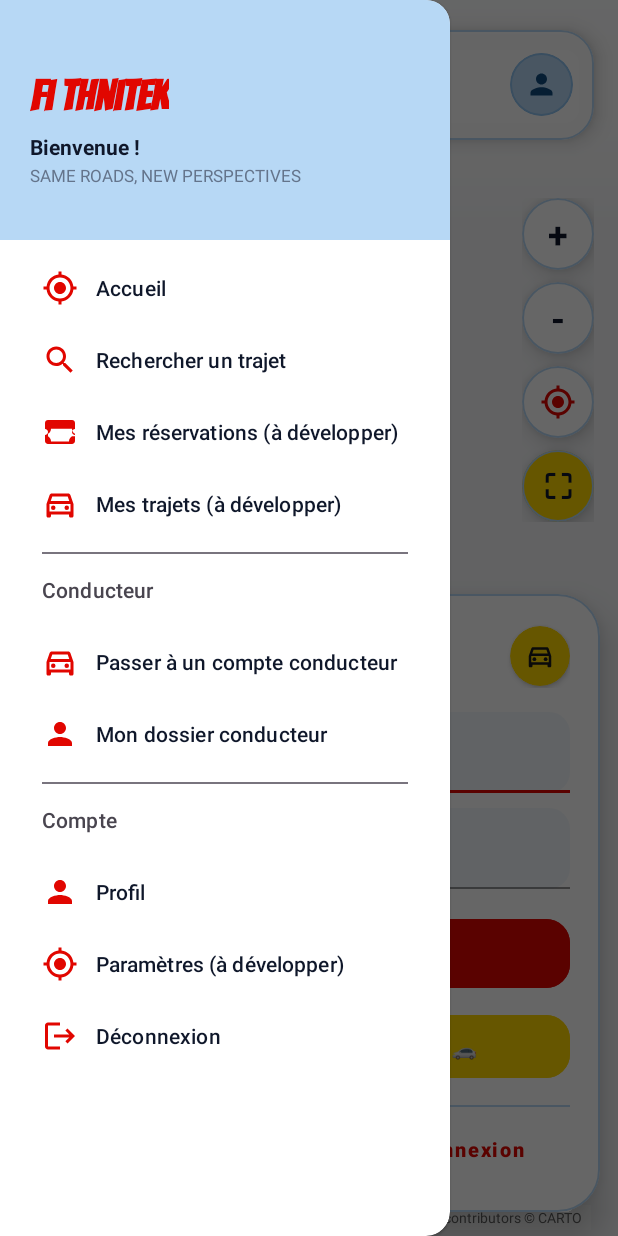
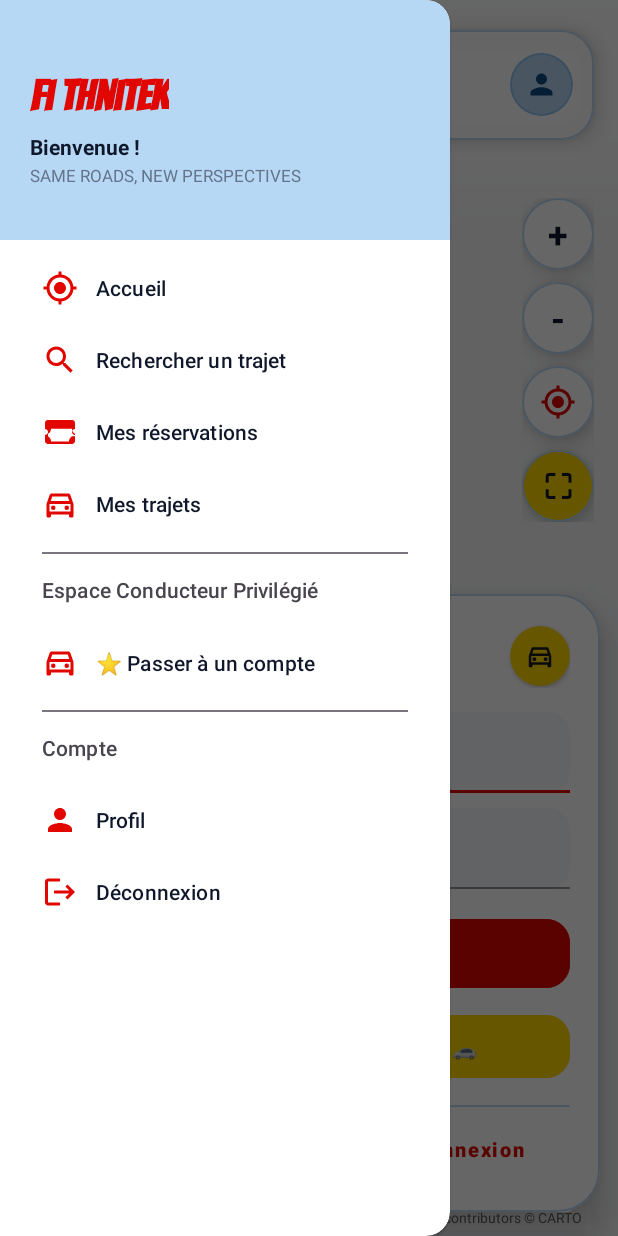
Before and after one commit to Aziz140705/Fi_Thinitek, an Android app: the PassagerActivity screen opened directly, with no data from a screen before it, with the side drawer open, on a phone screen of 412 x 824 dp. Run offline under Robolectric (Android 15) with nearby library versions, the phone set to English and light mode, and no system bars; libraries missing offline, so code that uses them is left out: org.maplibre.android; plain views replace MapView; Roboto replaces fonts that are not available here; 3 statements that could not run were skipped.

Commit message:
fix(mobile): inflate layouts in sub-activities and highlight 'Passer a un compte conducteur' in drawer

```diff
--- a/mobile/app/src/main/res/menu/drawer_menu.xml
+++ b/mobile/app/src/main/res/menu/drawer_menu.xml
@@ -1,22 +1,43 @@
 <?xml version="1.0" encoding="utf-8"?>
 <menu xmlns:android="http://schemas.android.com/apk/res/android">
     <group android:checkableBehavior="single">
-        <item android:id="@+id/nav_accueil" android:icon="@drawable/ic_my_location" android:title="Accueil" />
-        <item android:id="@+id/nav_rechercher" android:icon="@drawable/ic_search_magnifier" android:title="Rechercher un trajet" />
-        <item android:id="@+id/nav_reservations" android:icon="@drawable/ic_ticket_history" android:title="Mes réservations (à développer)" />
-        <item android:id="@+id/nav_trajets" android:icon="@drawable/ic_car" android:title="Mes trajets (à développer)" />
+        <item
+            android:id="@+id/nav_accueil"
+            android:icon="@drawable/ic_my_location"
+            android:title="Accueil" />
+        <item
+            android:id="@+id/nav_rechercher"
+            android:icon="@drawable/ic_search_magnifier"
+            android:title="Rechercher un trajet" />
+        <item
+            android:id="@+id/nav_reservations"
+            android:icon="@drawable/ic_ticket_history"
+            android:title="Mes réservations" />
+        <item
+            android:id="@+id/nav_trajets"
+            android:icon="@drawable/ic_car"
+            android:title="Mes trajets" />
     </group>
-    <item android:title="Conducteur">
+
+    <item android:title="Espace Conducteur Privilégié">
         <menu>
-            <item android:id="@+id/nav_passer_conducteur" android:icon="@drawable/ic_car" android:title="Passer à un compte conducteur" />
-            <item android:id="@+id/nav_dossier" android:icon="@drawable/ic_person" android:title="Mon dossier conducteur" />
+            <item
+                android:id="@+id/nav_passer_conducteur"
+                android:icon="@drawable/ic_car"
+                android:title="⭐ Passer à un compte conducteur ⭐" />
         </menu>
     </item>
+
     <item android:title="Compte">
         <menu>
-            <item android:id="@+id/nav_profil" android:icon="@drawable/ic_person" android:title="Profil" />
-            <item android:id="@+id/nav_parametres" android:icon="@drawable/ic_my_location" android:title="Paramètres (à développer)" />
-            <item android:id="@+id/nav_deconnexion" android:icon="@drawable/ic_logout" android:title="Déconnexion" />
+            <item
+                android:id="@+id/nav_profil"
+                android:icon="@drawable/ic_person"
+                android:title="Profil" />
+            <item
+                android:id="@+id/nav_deconnexion"
+                android:icon="@drawable/ic_logout"
+                android:title="Déconnexion" />
         </menu>
     </item>
 </menu>
```
Also changed, not shown: mobile/app/src/main/java/com/example/fithnitekmobile/MesTrajetsActivity.kt (+20 -1 lines), mobile/app/src/main/java/com/example/fithnitekmobile/PassagerActivity.kt (+1 -6 lines), mobile/app/src/main/java/com/example/fithnitekmobile/RechercheActivity.kt (+7 -1 lines), mobile/app/src/main/java/com/example/fithnitekmobile/ReservationsActivity.kt (+7 -2 lines), mobile/app/src/main/java/com/example/fithnitekmobile/TrajetFormActivity.kt (+8 -1 lines).
